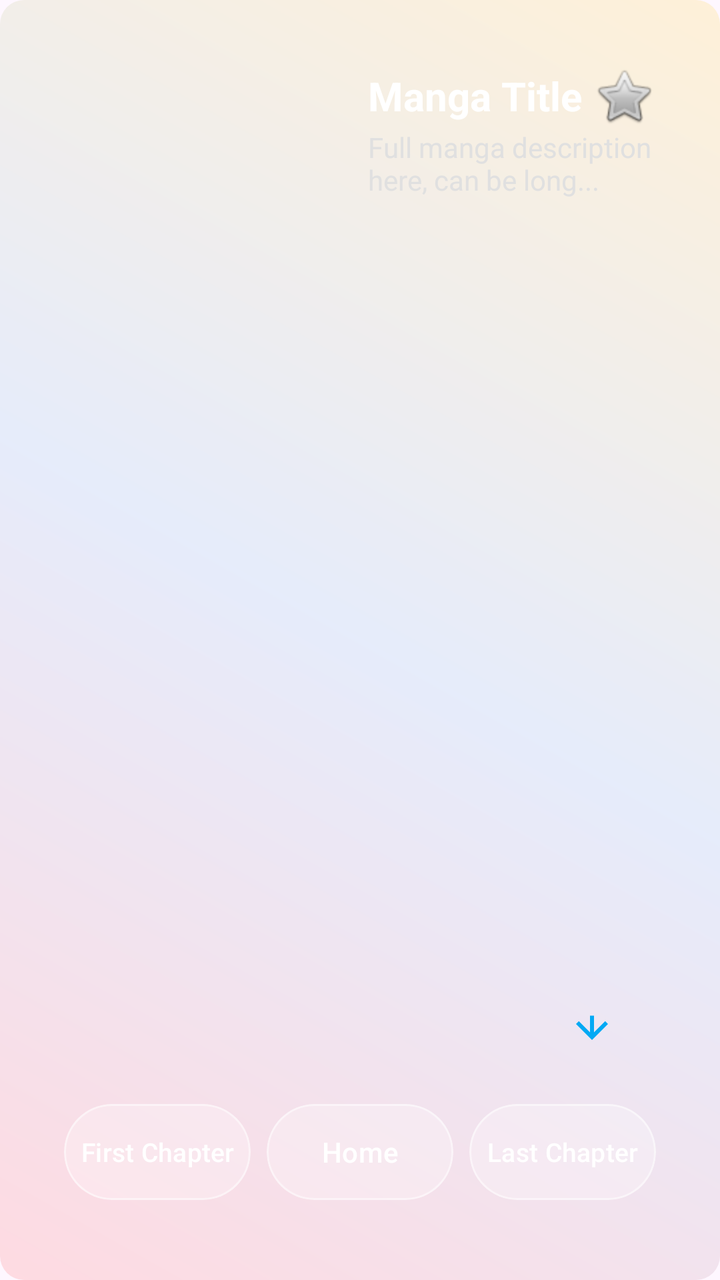
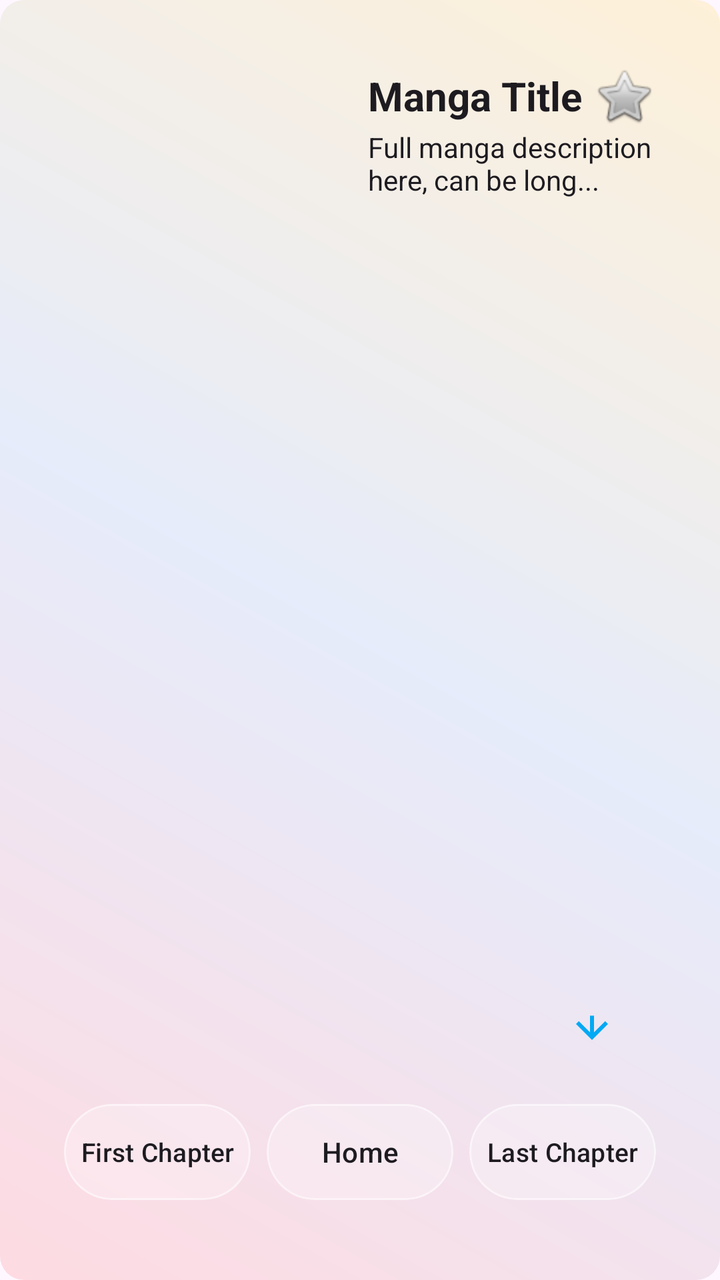

Screens rendered from an Android XML layout before and after an edit, with the pre-edit source and the edit as a unified diff.
<!-- AndroidManifest.xml: application theme Theme.MangaV5 -->
<!-- res/layout/activity_manga_page.xml -->
<?xml version="1.0" encoding="utf-8"?>
<androidx.constraintlayout.widget.ConstraintLayout
    xmlns:android="http://schemas.android.com/apk/res/android"
    xmlns:app="http://schemas.android.com/apk/res-auto"
    android:id="@+id/mangaPageRoot"
    android:layout_width="match_parent"
    android:layout_height="match_parent"
    android:background="@drawable/bg_gradient"
    android:fitsSystemWindows="true">

    
    <com.google.android.material.card.MaterialCardView
        android:id="@+id/mangaGlassContainer"
        android:layout_width="0dp"
        android:layout_height="0dp"
        android:layout_margin="16dp"
        app:cardCornerRadius="24dp"
        app:cardBackgroundColor="@android:color/transparent"
        app:cardUseCompatPadding="false"
        app:cardPreventCornerOverlap="false"
        android:elevation="0dp"
        app:cardElevation="0dp"
        app:strokeWidth="0dp"
        app:layout_constraintTop_toTopOf="parent"
        app:layout_constraintBottom_toBottomOf="parent"
        app:layout_constraintStart_toStartOf="parent"
        app:layout_constraintEnd_toEndOf="parent">

        <FrameLayout
            android:layout_width="match_parent"
            android:layout_height="match_parent">

            <LinearLayout
                android:id="@+id/mangaPageLayout"
                android:layout_width="match_parent"
                android:layout_height="match_parent"
                android:orientation="vertical"
                android:padding="16dp">

                
                <LinearLayout
                    android:layout_width="match_parent"
                    android:layout_height="wrap_content"
                    android:orientation="horizontal">

                    <ImageView
                        android:id="@+id/mangaCoverImagePage"
                        android:layout_width="140dp"
                        android:layout_height="200dp"
                        android:scaleType="centerCrop"
                        android:contentDescription="manga cover" />

                    <LinearLayout
                        android:layout_width="0dp"
                        android:layout_height="match_parent"
                        android:layout_weight="1"
                        android:orientation="vertical"
                        android:layout_marginStart="12dp">

                        <LinearLayout
                            android:layout_width="match_parent"
                            android:layout_height="wrap_content"
                            android:orientation="horizontal"
                            android:gravity="center_vertical">

                            <TextView
                                android:id="@+id/mangaTitlePage"
                                android:layout_width="0dp"
                                android:layout_height="wrap_content"
                                android:layout_weight="1"
                                android:text="Manga Title"
                                android:textSize="20sp"
                                android:textStyle="bold"
                                android:textColor="@android:color/white" />

                            <ImageView
                                android:id="@+id/bookmarkButtonPage"
                                android:layout_width="32dp"
                                android:layout_height="32dp"
                                android:contentDescription="Bookmark"
                                android:src="@android:drawable/btn_star_big_off" />
                        </LinearLayout>

                        <ScrollView
                            android:layout_width="match_parent"
                            android:layout_height="wrap_content"
                            android:fillViewport="true">

                            <TextView
                                android:id="@+id/mangaDescriptionPage"
                                android:layout_width="match_parent"
                                android:layout_height="wrap_content"
                                android:text="Full manga description here, can be long..."
                                android:textColor="#E0E0E0"
                                android:textSize="14sp" />
                        </ScrollView>
                    </LinearLayout>
                </LinearLayout>

                
                <FrameLayout
                    android:id="@+id/chaptersContainerPage"
                    android:layout_width="match_parent"
                    android:layout_height="0dp"
                    android:layout_marginTop="16dp"
                    android:layout_weight="1">

                    <androidx.recyclerview.widget.RecyclerView
                        android:id="@+id/chaptersRecyclerViewPage"
                        android:layout_width="match_parent"
                        android:layout_height="match_parent" />

                    <ImageButton
                        android:id="@+id/scrollToBottomButtonPage"
                        android:layout_width="48dp"
                        android:layout_height="48dp"
                        android:layout_gravity="bottom|end"
                        android:layout_margin="8dp"
                        android:background="?attr/selectableItemBackgroundBorderless"
                        android:contentDescription="Scroll to bottom"
                        android:src="@drawable/ic_arrow_downward" />
                </FrameLayout>

                
                
                <LinearLayout
                    android:layout_width="match_parent"
                    android:layout_height="wrap_content"
                    android:layout_marginTop="8dp"
                    android:layout_marginBottom="8dp"
                    android:gravity="center"
                    android:orientation="horizontal"
                    android:weightSum="3">

                    
                    <FrameLayout
                        android:layout_width="0dp"
                        android:layout_height="48dp"
                        android:layout_weight="1"
                        android:layout_marginEnd="4dp">

                        <com.google.android.material.card.MaterialCardView
                            android:layout_width="match_parent"
                            android:layout_height="match_parent"
                            app:cardCornerRadius="28dp"
                            app:cardBackgroundColor="@android:color/transparent"
                            app:cardUseCompatPadding="false"
                            app:cardPreventCornerOverlap="false"
                            android:elevation="0dp"
                            app:cardElevation="0dp"
                            app:strokeWidth="0dp"
                            android:clipChildren="false"
                            android:clipToPadding="false">

                            <View
                                android:layout_width="match_parent"
                                android:layout_height="match_parent"
                                android:background="@drawable/glass_bg" />
                        </com.google.android.material.card.MaterialCardView>

                        <Button
                            android:id="@+id/firstChapterButtonPage"
                            android:layout_width="match_parent"
                            android:layout_height="match_parent"
                            android:paddingHorizontal="8dp"
                            android:text="First Chapter"
                            android:textColor="@android:color/white"
                            android:background="@android:color/transparent"
                            android:gravity="center"
                            android:autoSizeTextType="uniform"
                            android:autoSizeMinTextSize="10sp"
                            android:autoSizeMaxTextSize="14sp"
                            android:autoSizeStepGranularity="1sp" />
                    </FrameLayout>

                    
                    <FrameLayout
                        android:layout_width="0dp"
                        android:layout_height="48dp"
                        android:layout_weight="1"
                        android:layout_marginStart="4dp"
                        android:layout_marginEnd="4dp">

                        <com.google.android.material.card.MaterialCardView
                            android:layout_width="match_parent"
                            android:layout_height="match_parent"
                            app:cardCornerRadius="28dp"
                            app:cardBackgroundColor="@android:color/transparent"
                            app:cardUseCompatPadding="false"
                            app:cardPreventCornerOverlap="false"
                            android:elevation="0dp"
                            app:cardElevation="0dp"
                            app:strokeWidth="0dp"
                            android:clipChildren="false"
                            android:clipToPadding="false">

                            <View
                                android:layout_width="match_parent"
                                android:layout_height="match_parent"
                                android:background="@drawable/glass_bg" />
                        </com.google.android.material.card.MaterialCardView>

                        <Button
                            android:id="@+id/button_homeMangaPage"
                            android:layout_width="match_parent"
                            android:layout_height="match_parent"
                            android:paddingHorizontal="8dp"
                            android:text="Home"
                            android:textColor="@android:color/white"
                            android:background="@android:color/transparent"
                            android:gravity="center"
                            android:autoSizeTextType="uniform"
                            android:autoSizeMinTextSize="10sp"
                            android:autoSizeMaxTextSize="14sp"
                            android:autoSizeStepGranularity="1sp" />
                    </FrameLayout>

                    
                    <FrameLayout
                        android:layout_width="0dp"
                        android:layout_height="48dp"
                        android:layout_weight="1"
                        android:layout_marginStart="4dp">

                        <com.google.android.material.card.MaterialCardView
                            android:layout_width="match_parent"
                            android:layout_height="match_parent"
                            app:cardCornerRadius="28dp"
                            app:cardBackgroundColor="@android:color/transparent"
                            app:cardUseCompatPadding="false"
                            app:cardPreventCornerOverlap="false"
                            android:elevation="0dp"
                            app:cardElevation="0dp"
                            app:strokeWidth="0dp"
                            android:clipChildren="false"
                            android:clipToPadding="false">

                            <View
                                android:layout_width="match_parent"
                                android:layout_height="match_parent"
                                android:background="@drawable/glass_bg" />
                        </com.google.android.material.card.MaterialCardView>

                        <Button
                            android:id="@+id/lastChapterButtonPage"
                            android:layout_width="match_parent"
                            android:layout_height="match_parent"
                            android:paddingHorizontal="8dp"
                            android:text="Last Chapter"
                            android:textColor="@android:color/white"
                            android:background="@android:color/transparent"
                            android:gravity="center"
                            android:autoSizeTextType="uniform"
                            android:autoSizeMinTextSize="10sp"
                            android:autoSizeMaxTextSize="14sp"
                            android:autoSizeStepGranularity="1sp" />
                    </FrameLayout>
                </LinearLayout>


            </LinearLayout>
        </FrameLayout>
    </com.google.android.material.card.MaterialCardView>

</androidx.constraintlayout.widget.ConstraintLayout>
<!-- resources referenced by this layout -->
<resources>
  <!-- drawable bg_gradient (drawable) -->
  <shape xmlns:android="http://schemas.android.com/apk/res/android"
      android:shape="rectangle">
  
      <gradient
          android:startColor="#33FF6B6B"
          android:centerColor="#3385C1E9"
          android:endColor="#33FFD93D"
          android:angle="45"
          android:type="linear"/>
  
      <corners android:radius="12dp"/>
  </shape>
  <!-- drawable glass_bg (drawable) -->
  <layer-list xmlns:android="http://schemas.android.com/apk/res/android">
  
      
      <item>
          <shape android:shape="rectangle">
              <solid android:color="@android:color/transparent"/>
              <corners android:radius="50dp"/>
              <stroke
                  android:width="1dp"
                  android:color="#80FFFFFF"/>
          </shape>
      </item>
  
      
      <item android:left="0dp" android:top="0dp" android:right="0dp" android:bottom="0dp">
          <shape android:shape="rectangle">
              <solid android:color="#40FFFFFF"/>
              <corners android:radius="50dp"/>
          </shape>
      </item>
  
  </layer-list>
  <!-- drawable ic_arrow_downward (drawable) -->
  <?xml version="1.0" encoding="utf-8"?>
  <vector xmlns:android="http://schemas.android.com/apk/res/android"
      android:width="24dp"
      android:height="24dp"
      android:viewportWidth="24"
      android:viewportHeight="24">
      <path
          android:fillColor="#03A9F4"
          android:pathData="M4 12l1.41 -1.41L11 16.17v-8.34h2v8.34l5.59 -5.58L20 12l-8 8-8 -8z"/>
  </vector>
  <style name="Theme.MangaV5" parent="Theme.MaterialComponents.DayNight.DarkActionBar">
          
          <item name="colorPrimary">@color/purple_500</item>
          <item name="colorPrimaryVariant">@color/purple_700</item>
          <item name="colorOnPrimary">@color/white</item>
          
          <item name="colorSecondary">@color/teal_200</item>
          <item name="colorSecondaryVariant">@color/teal_700</item>
          <item name="colorOnSecondary">@color/black</item>
          
          <item name="android:statusBarColor">?attr/colorPrimaryVariant</item>
          
      </style>
  <color name="purple_500">#FF6200EE</color>
  <color name="purple_700">#FF3700B3</color>
  <color name="white">#FFFFFFFF</color>
  <color name="teal_200">#FF03DAC5</color>
  <color name="teal_700">#FF018786</color>
  <color name="black">#FF000000</color>
</resources>

<!-- the commit's change to res/layout/activity_manga_page.xml (unified diff, before → after) -->
@@ -71,7 +71,9 @@
                                 android:text="Manga Title"
                                 android:textSize="20sp"
                                 android:textStyle="bold"
-                                android:textColor="@android:color/white" />
+                                android:maxLines="3"
+                                android:ellipsize="end"
+                                android:textColor="?android:attr/textColorPrimary" />
 
                             <ImageView
                                 android:id="@+id/bookmarkButtonPage"
@@ -91,7 +93,7 @@
                                 android:layout_width="match_parent"
                                 android:layout_height="wrap_content"
                                 android:text="Full manga description here, can be long..."
-                                android:textColor="#E0E0E0"
+                                android:textColor="?android:attr/textColorPrimary"
                                 android:textSize="14sp" />
                         </ScrollView>
                     </LinearLayout>
@@ -164,7 +166,7 @@
                             android:layout_height="match_parent"
                             android:paddingHorizontal="8dp"
                             android:text="First Chapter"
-                            android:textColor="@android:color/white"
+                            android:textColor="?android:attr/textColorPrimary"
                             android:background="@android:color/transparent"
                             android:gravity="center"
                             android:autoSizeTextType="uniform"
@@ -206,7 +208,7 @@
                             android:layout_height="match_parent"
                             android:paddingHorizontal="8dp"
                             android:text="Home"
-                            android:textColor="@android:color/white"
+                            android:textColor="?android:attr/textColorPrimary"
                             android:background="@android:color/transparent"
                             android:gravity="center"
                             android:autoSizeTextType="uniform"
@@ -247,7 +249,7 @@
                             android:layout_height="match_parent"
                             android:paddingHorizontal="8dp"
                             android:text="Last Chapter"
-                            android:textColor="@android:color/white"
+                            android:textColor="?android:attr/textColorPrimary"
                             android:background="@android:color/transparent"
                             android:gravity="center"
                             android:autoSizeTextType="uniform"
